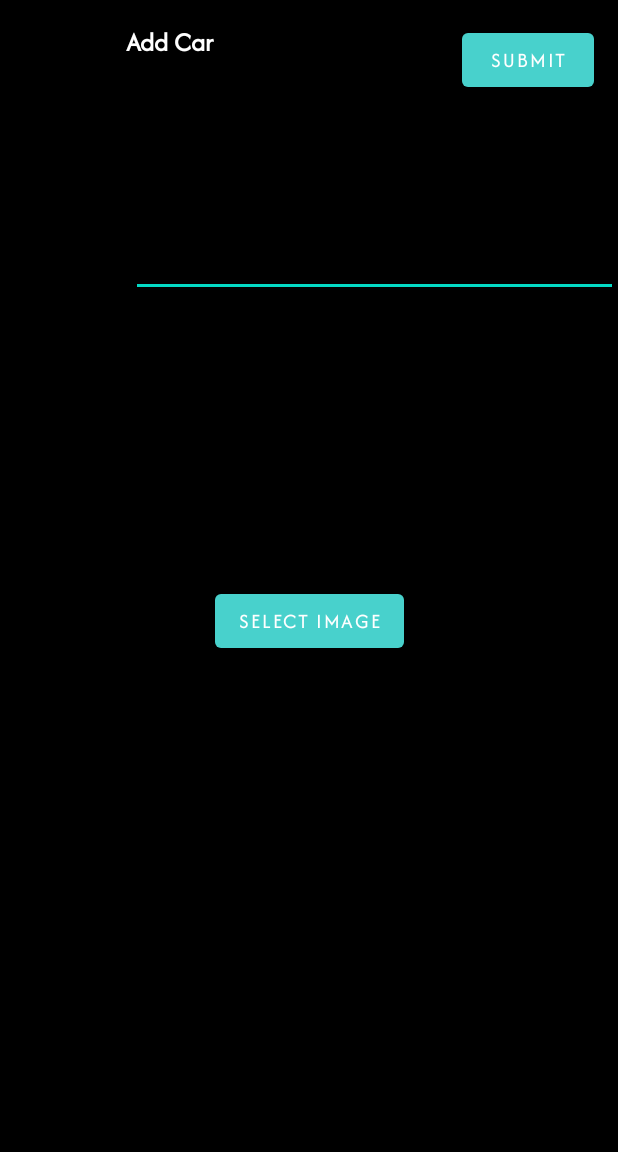
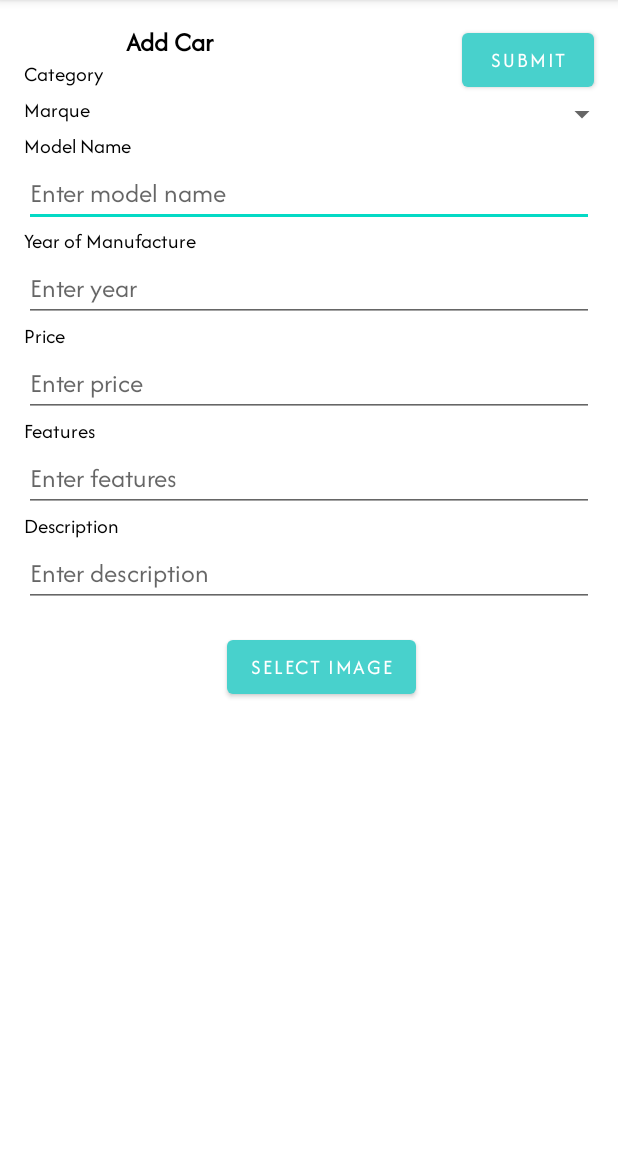
Before and after one commit to LouayTRC/locationApplication, an Android app built with Jetpack Compose: the AddCar screen opened directly, with no data from a screen before it, on a phone screen of 412 x 824 dp, the part 84-1236 px from its top. Run offline under Robolectric (Android 15) with nearby library versions, the phone set to English and light mode, and no system bars; 2 statements that could not run were skipped.

Commit message:
sprint 2 complete !

```diff
--- a/app/src/main/java/com/example/locationapp/AddCar.java
+++ b/app/src/main/java/com/example/locationapp/AddCar.java
@@ -89,6 +89,7 @@ public class AddCar extends AppCompatActivity {
                 selectedBitmap = MediaStore.Images.Media.getBitmap(getContentResolver(), imageUri); // Store selected bitmap
                 ImageView imageView = findViewById(R.id.image_preview);
                 imageView.setImageBitmap(selectedBitmap);
+                imageView.setVisibility(View.VISIBLE);
             } catch (IOException e) {
                 e.printStackTrace();
             }
--- a/app/src/main/res/layout/activity_add_car.xml
+++ b/app/src/main/res/layout/activity_add_car.xml
@@ -1,31 +1,35 @@
 <?xml version="1.0" encoding="utf-8"?>
+<ScrollView
+    xmlns:android="http://schemas.android.com/apk/res/android"
+    xmlns:app="http://schemas.android.com/apk/res-auto"
+    xmlns:tools="http://schemas.android.com/tools"
+    android:layout_width="match_parent"
+    android:layout_height="match_parent">
+
 <androidx.constraintlayout.widget.ConstraintLayout
     xmlns:android="http://schemas.android.com/apk/res/android"
     xmlns:app="http://schemas.android.com/apk/res-auto"
     xmlns:tools="http://schemas.android.com/tools"
     android:id="@+id/main"
     android:layout_width="match_parent"
-    android:background="@color/black"
     android:layout_height="match_parent"
+    android:background="@color/white"
     tools:context=".AddCar">
 
-    <!-- Add Car Section -->
     <TextView
         android:id="@+id/add_car"
         android:layout_width="wrap_content"
         android:layout_height="wrap_content"
         android:layout_marginTop="16dp"
         android:text="Add Car"
-        android:textColor="@color/white"
+        android:textColor="@color/black"
         android:textSize="18sp"
         android:textStyle="bold"
         app:layout_constraintEnd_toStartOf="@+id/submit_button"
         app:layout_constraintHorizontal_bias="0.336"
         app:layout_constraintStart_toStartOf="parent"
-        app:layout_constraintTop_toTopOf="parent"
-        tools:ignore="UnknownId" />
+        app:layout_constraintTop_toTopOf="parent" />
 
-    <!-- Submit Button -->
     <Button
         android:id="@+id/submit_button"
         android:layout_width="wrap_content"
@@ -36,25 +40,25 @@
         app:layout_constraintEnd_toEndOf="parent"
         app:layout_constraintTop_toTopOf="parent" />
 
-    <!-- Car Image -->
     <ImageView
         android:id="@+id/image_preview"
         android:layout_width="match_parent"
-        android:layout_height="50dp"
+        android:layout_height="150dp"
         android:layout_marginTop="16dp"
         android:contentDescription="@string/image_preview"
         android:scaleType="centerCrop"
+        android:visibility="gone"
         app:layout_constraintEnd_toEndOf="parent"
         app:layout_constraintStart_toStartOf="parent"
         app:layout_constraintTop_toBottomOf="@+id/add_car" />
 
-    <!-- Categorie Spinner -->
     <TextView
         android:id="@+id/category_label"
         android:layout_width="wrap_content"
         android:layout_height="wrap_content"
         android:layout_marginStart="16dp"
         android:text="Category"
+        android:textColor="@color/black"
         app:layout_constraintStart_toStartOf="parent"
         app:layout_constraintTop_toBottomOf="@+id/image_preview" />
 
@@ -66,13 +70,13 @@
         app:layout_constraintTop_toBottomOf="@+id/image_preview"
         app:layout_constraintEnd_toEndOf="parent" />
 
-    <!-- Marque Spinner -->
     <TextView
         android:id="@+id/marque_label"
         android:layout_width="wrap_content"
         android:layout_height="wrap_content"
         android:layout_marginStart="16dp"
         android:text="Marque"
+        android:textColor="@color/black"
         app:layout_constraintStart_toStartOf="parent"
         app:layout_constraintTop_toBottomOf="@+id/spinner_category" />
 
@@ -84,13 +88,13 @@
         app:layout_constraintTop_toBottomOf="@+id/spinner_category"
         app:layout_constraintEnd_toEndOf="parent" />
 
-    <!-- Model Name -->
     <TextView
-        android:id="@+id/model_name_label"
+        android:id="@+id/model_label"
         android:layout_width="wrap_content"
         android:layout_height="wrap_content"
         android:layout_marginStart="16dp"
         android:text="Model Name"
+        android:textColor="@color/black"
         app:layout_constraintStart_toStartOf="parent"
         app:layout_constraintTop_toBottomOf="@+id/spinner_marque" />
 
@@ -98,17 +102,20 @@
         android:id="@+id/model_name_input"
         android:layout_width="0dp"
         android:layout_height="wrap_content"
-        app:layout_constraintStart_toEndOf="@+id/model_name_label"
-        app:layout_constraintTop_toBottomOf="@+id/spinner_marque"
+        android:layout_marginStart="16dp"
+        android:layout_marginEnd="16dp"
+        android:hint="Enter model name"
+        app:layout_constraintStart_toStartOf="parent"
+        app:layout_constraintTop_toBottomOf="@+id/model_label"
         app:layout_constraintEnd_toEndOf="parent" />
 
-    <!-- Year of Manufacture -->
     <TextView
-        android:id="@+id/year_of_manufacture_label"
+        android:id="@+id/year_label"
         android:layout_width="wrap_content"
         android:layout_height="wrap_content"
         android:layout_marginStart="16dp"
         android:text="Year of Manufacture"
+        android:textColor="@color/black"
         app:layout_constraintStart_toStartOf="parent"
         app:layout_constraintTop_toBottomOf="@+id/model_name_input" />
 
@@ -116,17 +123,21 @@
         android:id="@+id/year_of_manufacture_input"
         android:layout_width="0dp"
         android:layout_height="wrap_content"
-        app:layout_constraintStart_toEndOf="@+id/year_of_manufacture_label"
-        app:layout_constraintTop_toBottomOf="@+id/model_name_input"
+        android:layout_marginStart="16dp"
+        android:layout_marginEnd="16dp"
+        android:hint="Enter year"
+        android:inputType="number"
+        app:layout_constraintStart_toStartOf="parent"
+        app:layout_constraintTop_toBottomOf="@+id/year_label"
         app:layout_constraintEnd_toEndOf="parent" />
 
-    <!-- Price -->
     <TextView
         android:id="@+id/price_label"
         android:layout_width="wrap_content"
         android:layout_height="wrap_content"
         android:layout_marginStart="16dp"
         android:text="Price"
+        android:textColor="@color/black"
         app:layout_constraintStart_toStartOf="parent"
         app:layout_constraintTop_toBottomOf="@+id/year_of_manufacture_input" />
 
@@ -134,17 +145,21 @@
         android:id="@+id/price_input"
         android:layout_width="0dp"
         android:layout_height="wrap_content"
-        app:layout_constraintStart_toEndOf="@+id/price_label"
-        app:layout_constraintTop_toBottomOf="@+id/year_of_manufacture_input"
+        android:layout_marginStart="16dp"
+        android:layout_marginEnd="16dp"
+        android:hint="Enter price"
+        android:inputType="numberDecimal"
+        app:layout_constraintStart_toStartOf="parent"
+        app:layout_constraintTop_toBottomOf="@+id/price_label"
         app:layout_constraintEnd_toEndOf="parent" />
 
-    <!-- Features -->
     <TextView
         android:id="@+id/features_label"
         android:layout_width="wrap_content"
         android:layout_height="wrap_content"
         android:layout_marginStart="16dp"
         android:text="Features"
+        android:textColor="@color/black"
         app:layout_constraintStart_toStartOf="parent"
         app:layout_constraintTop_toBottomOf="@+id/price_input" />
 
@@ -152,17 +167,20 @@
         android:id="@+id/features_input"
         android:layout_width="0dp"
         android:layout_height="wrap_content"
-        app:layout_constraintStart_toEndOf="@+id/features_label"
-        app:layout_constraintTop_toBottomOf="@+id/price_input"
+        android:layout_marginStart="16dp"
+        android:layout_marginEnd="16dp"
+        android:hint="Enter features"
+        app:layout_constraintStart_toStartOf="parent"
+        app:layout_constraintTop_toBottomOf="@+id/features_label"
         app:layout_constraintEnd_toEndOf="parent" />
 
-    <!-- Description -->
     <TextView
         android:id="@+id/description_label"
         android:layout_width="wrap_content"
         android:layout_height="wrap_content"
         android:layout_marginStart="16dp"
         android:text="Description"
+        android:textColor="@color/black"
         app:layout_constraintStart_toStartOf="parent"
         app:layout_constraintTop_toBottomOf="@+id/features_input" />
 
@@ -170,19 +188,23 @@
         android:id="@+id/description_input"
         android:layout_width="0dp"
         android:layout_height="wrap_content"
-        app:layout_constraintStart_toEndOf="@+id/description_label"
-        app:layout_constraintTop_toBottomOf="@+id/features_input"
+        android:layout_marginStart="16dp"
+        android:layout_marginEnd="16dp"
+        android:hint="Enter description"
+        app:layout_constraintStart_toStartOf="parent"
+        app:layout_constraintTop_toBottomOf="@+id/description_label"
         app:layout_constraintEnd_toEndOf="parent" />
 
-    <!-- Select Images -->
     <Button
         android:id="@+id/button_select_image"
         android:layout_width="wrap_content"
         android:layout_height="wrap_content"
         android:layout_marginTop="16dp"
+        android:layout_marginStart="16dp"
         android:text="Select Image"
+        app:layout_constraintStart_toStartOf="parent"
         app:layout_constraintEnd_toEndOf="parent"
-        app:layout_constraintStart_toStartOf="parent"
         app:layout_constraintTop_toBottomOf="@+id/description_input" />
 
 </androidx.constraintlayout.widget.ConstraintLayout>
+</ScrollView>
--- a/app/src/main/res/layout/list_cars_activity.xml
+++ b/app/src/main/res/layout/list_cars_activity.xml
@@ -3,7 +3,7 @@
     xmlns:app="http://schemas.android.com/apk/res-auto"
     xmlns:tools="http://schemas.android.com/tools"
     android:layout_width="match_parent"
-    android:background="@color/black"
+    android:background="@color/white"
     android:layout_height="match_parent">
 
     <!-- Search View -->
@@ -41,6 +41,7 @@
         android:id="@+id/listview"
         android:layout_width="match_parent"
         android:layout_height="0dp"
+        android:layout_marginTop="12dp"
         app:layout_constraintBottom_toBottomOf="parent"
         app:layout_constraintEnd_toEndOf="parent"
         app:layout_constraintStart_toStartOf="parent"
```
